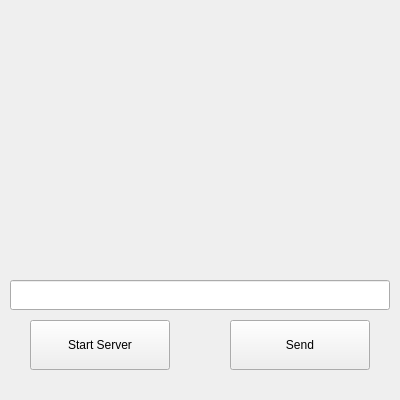
Before: the Qt Designer form tcpserver.ui in kar3798/TCPServer_QtCreator, drawn with Qt 5.
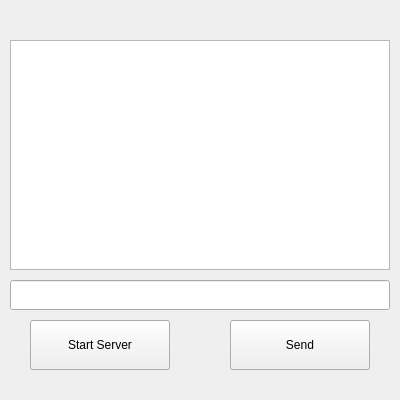
After: the same form once the commit is applied.

Commit message: chat features with history

```diff
--- a/tcpserver.ui
+++ b/tcpserver.ui
@@ -40,22 +40,6 @@
      <string>Start Server</string>
     </property>
    </widget>
-   <widget class="QLabel" name="label_message">
-    <property name="geometry">
-     <rect>
-      <x>10</x>
-      <y>40</y>
-      <width>380</width>
-      <height>230</height>
-     </rect>
-    </property>
-    <property name="styleSheet">
-     <string notr="true"/>
-    </property>
-    <property name="text">
-     <string/>
-    </property>
-   </widget>
    <widget class="QPushButton" name="sendButton">
     <property name="geometry">
      <rect>
@@ -79,6 +63,16 @@
      </rect>
     </property>
    </widget>
+   <widget class="QTextEdit" name="chatHistory">
+    <property name="geometry">
+     <rect>
+      <x>10</x>
+      <y>40</y>
+      <width>380</width>
+      <height>230</height>
+     </rect>
+    </property>
+   </widget>
   </widget>
   <widget class="QMenuBar" name="menubar">
    <property name="geometry">
```
The commit also changes 8 other files.
